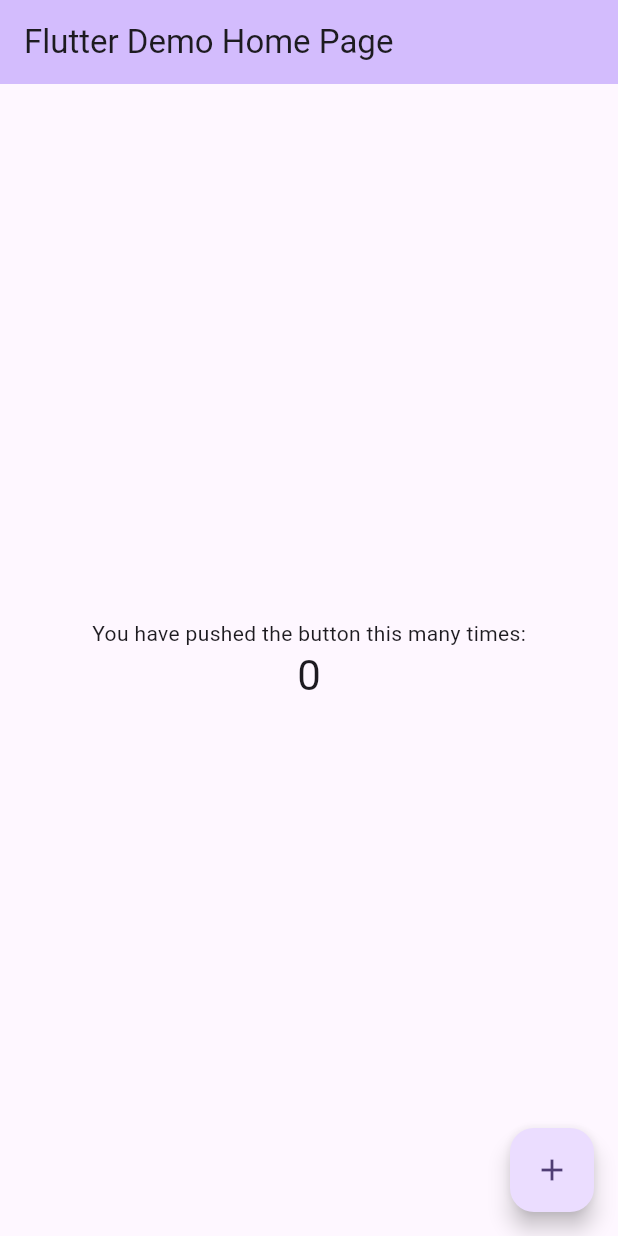
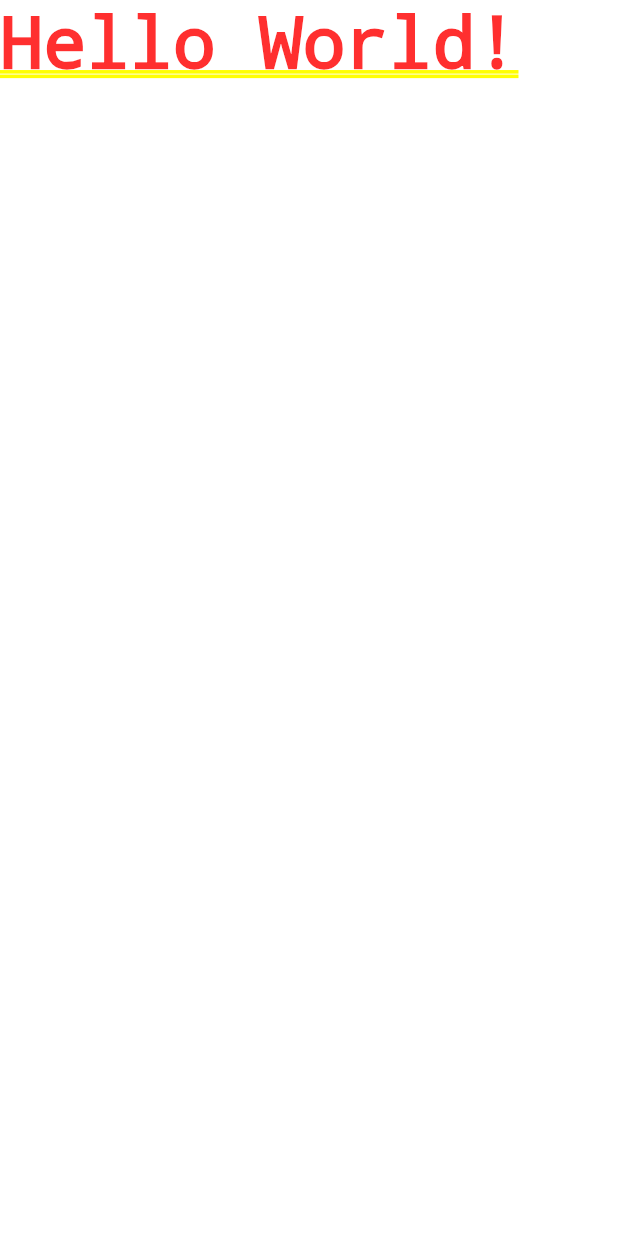
Before and after one commit to zepultula/dart_project, a Flutter app: the screen it shows after launch, on a phone screen of 412 x 824 dp. Run offline on Flutter 3.47's test engine with Material 3 defaults, Android fonts, the phone set to English and light mode, and no system bars.

Commit message:
เพิ่มอะไรบางอย่าง

```diff
--- a/project_1/lib/main.dart
+++ b/project_1/lib/main.dart
@@ -1,4 +1,5 @@
 import 'package:flutter/material.dart';
+import 'package:project_1/screen/my_home_page.dart';
 
 void main() {
   runApp(const MyApp());
@@ -13,113 +14,12 @@
     return MaterialApp(
       title: 'Flutter Demo',
       theme: ThemeData(
-        // This is the theme of your application.
-        //
-        // TRY THIS: Try running your application with "flutter run". You'll see
-        // the application has a purple toolbar. Then, without quitting the app,
-        // try changing the seedColor in the colorScheme below to Colors.green
-        // and then invoke "hot reload" (save your changes or press the "hot
-        // reload" button in a Flutter-supported IDE, or press "r" if you used
-        // the command line to start the app).
-        //
-        // Notice that the counter didn't reset back to zero; the application
-        // state is not lost during the reload. To reset the state, use hot
-        // restart instead.
-        //
-        // This works for code too, not just values: Most code changes can be
-        // tested with just a hot reload.
-        colorScheme: ColorScheme.fromSeed(seedColor: Colors.deepPurple),
+
+        colorScheme: ColorScheme.fromSeed(seedColor: Colors.blue),
         useMaterial3: true,
       ),
-      home: const MyHomePage(title: 'Flutter Demo Home Page'),
+      //! home: const MyHomePage(title: 'โปรแกรมแรกของฉัน'),
+      home: const MyHomePage(),
     );
   }
 }
-
-class MyHomePage extends StatefulWidget {
-  const MyHomePage({super.key, required this.title});
-
-  // This widget is the home page of your application. It is stateful, meaning
-  // that it has a State object (defined below) that contains fields that affect
-  // how it looks.
-
-  // This class is the configuration for the state. It holds the values (in this
-  // case the title) provided by the parent (in this case the App widget) and
-  // used by the build method of the State. Fields in a Widget subclass are
-  // always marked "final".
-
-  final String title;
-
-  @override
-  State<MyHomePage> createState() => _MyHomePageState();
-}
-
-class _MyHomePageState extends State<MyHomePage> {
-  int _counter = 0;
-
-  void _incrementCounter() {
-    setState(() {
-      // This call to setState tells the Flutter framework that something has
-      // changed in this State, which causes it to rerun the build method below
-      // so that the display can reflect the updated values. If we changed
-      // _counter without calling setState(), then the build method would not be
-      // called again, and so nothing would appear to happen.
-      _counter++;
-    });
-  }
-
-  @override
-  Widget build(BuildContext context) {
-    // This method is rerun every time setState is called, for instance as done
-    // by the _incrementCounter method above.
-    //
-    // The Flutter framework has been optimized to make rerunning build methods
-    // fast, so that you can just rebuild anything that needs updating rather
-    // than having to individually change instances of widgets.
-    return Scaffold(
-      appBar: AppBar(
-        // TRY THIS: Try changing the color here to a specific color (to
-        // Colors.amber, perhaps?) and trigger a hot reload to see the AppBar
-        // change color while the other colors stay the same.
-        backgroundColor: Theme.of(context).colorScheme.inversePrimary,
-        // Here we take the value from the MyHomePage object that was created by
-        // the App.build method, and use it to set our appbar title.
-        title: Text(widget.title),
-      ),
-      body: Center(
-        // Center is a layout widget. It takes a single child and positions it
-        // in the middle of the parent.
-        child: Column(
-          // Column is also a layout widget. It takes a list of children and
-          // arranges them vertically. By default, it sizes itself to fit its
-          // children horizontally, and tries to be as tall as its parent.
-          //
-          // Column has various properties to control how it sizes itself and
-          // how it positions its children. Here we use mainAxisAlignment to
-          // center the children vertically; the main axis here is the vertical
-          // axis because Columns are vertical (the cross axis would be
-          // horizontal).
-          //
-          // TRY THIS: Invoke "debug painting" (choose the "Toggle Debug Paint"
-          // action in the IDE, or press "p" in the console), to see the
-          // wireframe for each widget.
-          mainAxisAlignment: MainAxisAlignment.center,
-          children: <Widget>[
-            const Text(
-              'You have pushed the button this many times:',
-            ),
-            Text(
-              '$_counter',
-              style: Theme.of(context).textTheme.headlineMedium,
-            ),
-          ],
-        ),
-      ),
-      floatingActionButton: FloatingActionButton(
-        onPressed: _incrementCounter,
-        tooltip: 'Increment',
-        child: const Icon(Icons.add),
-      ), // This trailing comma makes auto-formatting nicer for build methods.
-    );
-  }
-}
--- /dev/null
+++ b/project_1/lib/screen/my_home_page.dart
@@ -0,0 +1,12 @@
+//? สำหรับส่งไปยัง main.dart
+
+import 'package:flutter/material.dart';
+
+class MyHomePage extends StatelessWidget {
+  const MyHomePage({super.key});
+
+  @override
+  Widget build(BuildContext context) {
+    return const Text('Hello World!');
+  }
+}
```
